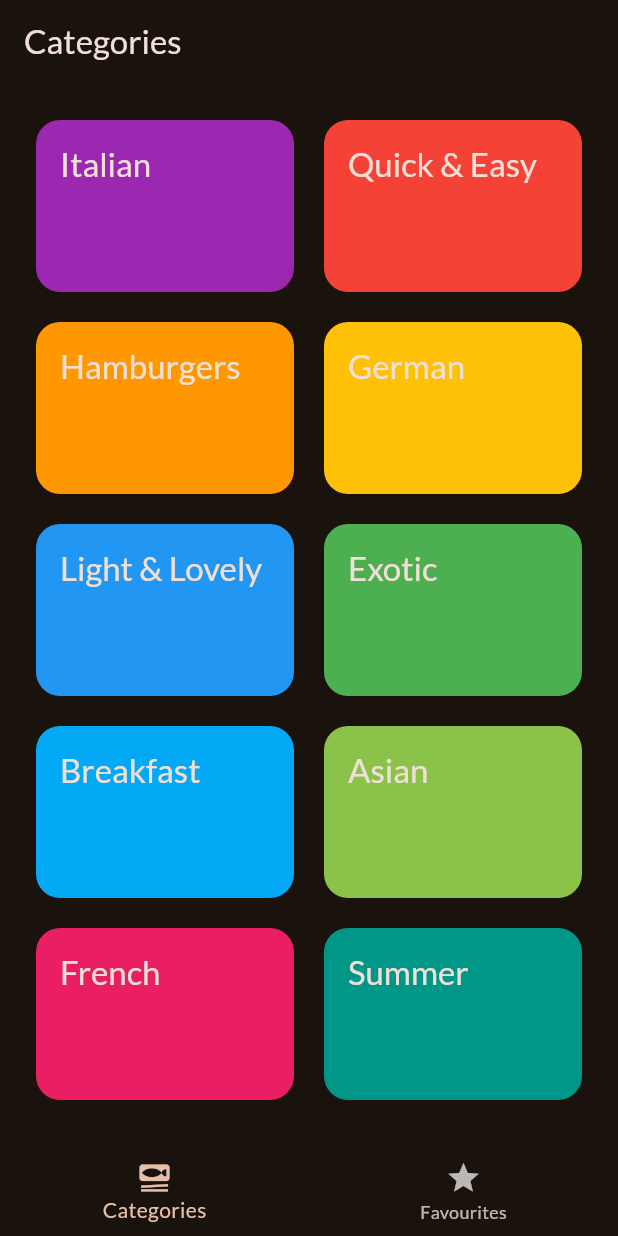
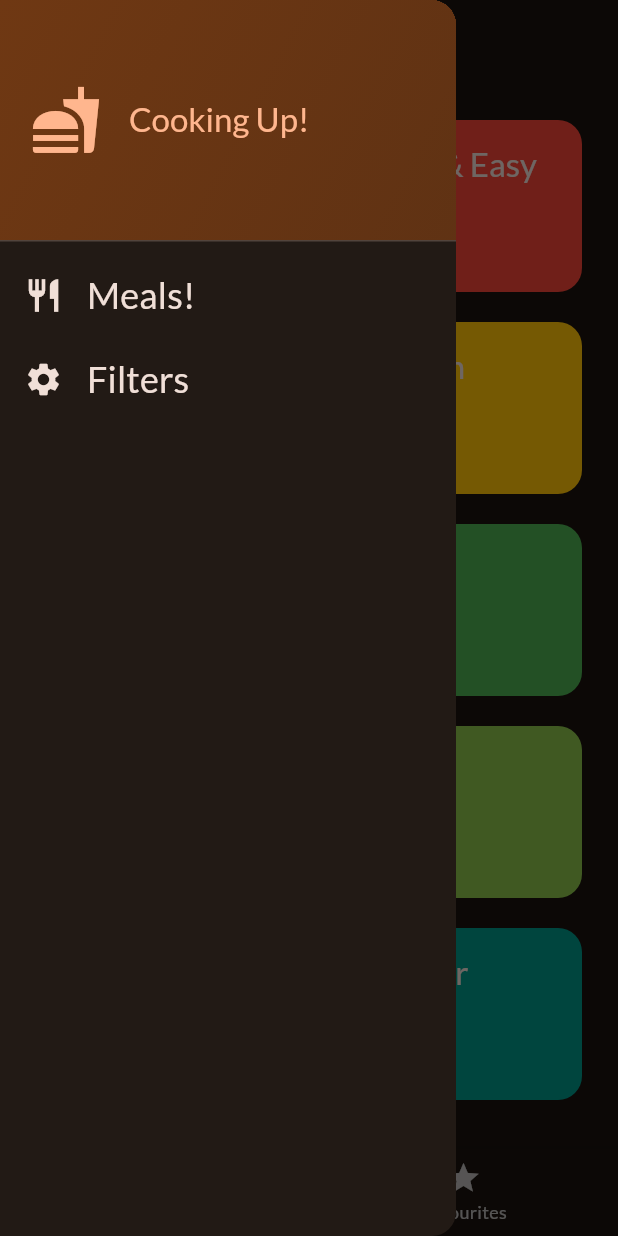
Before and after one commit to maxx-2345/Meals-App, a Flutter app: the screen it shows after launch, with the side drawer open (before the commit the screen has no drawer), on a phone screen of 412 x 824 dp. Run offline on Flutter 3.47's test engine with Material 3 defaults, Android fonts, the phone set to English and light mode, and no system bars; our stand-ins replace google_fonts, transparent_image.

Commit message:
add remaining code

```diff
--- /dev/null
+++ b/lib/widgets/main_drawer.dart
@@ -0,0 +1,80 @@
+import 'package:flutter/material.dart';
+
+class MainDrawer extends StatelessWidget {
+  const MainDrawer({super.key, required this.onSelectScreen});
+  final void Function(String identifier) onSelectScreen;
+
+  @override
+  Widget build(BuildContext context) {
+    return Drawer(
+      child: Column(
+        children: [
+          DrawerHeader(
+            padding: const EdgeInsets.all(20),
+            decoration: BoxDecoration(
+                gradient: LinearGradient(
+              colors: [
+                Theme.of(context).colorScheme.primaryContainer,
+                Theme.of(context)
+                    .colorScheme
+                    .primaryContainer
+                    .withValues(alpha: .8)
+              ],
+              begin: Alignment.topLeft,
+              end: Alignment.bottomRight,
+            )),
+            child: Row(
+              children: [
+                Icon(
+                  Icons.fastfood,
+                  size: 48,
+                  color: Theme.of(context).colorScheme.primary,
+                ),
+                const SizedBox(
+                  width: 18,
+                ),
+                Text(
+                  'Cooking Up!',
+                  style: Theme.of(context)
+                      .textTheme
+                      .titleLarge!
+                      .copyWith(color: Theme.of(context).colorScheme.primary),
+                ),
+              ],
+            ),
+          ),
+          ListTile(
+            leading: Icon(
+              Icons.restaurant,
+              size: 26,
+              color: Theme.of(context).colorScheme.onSurface,
+            ),
+            title: Text(
+              'Meals!',
+              style: Theme.of(context).textTheme.titleSmall!.copyWith(
+                  fontSize: 24, color: Theme.of(context).colorScheme.onSurface),
+            ),
+            onTap: () {
+              onSelectScreen('meals');
+            },
+          ),
+          ListTile(
+            leading: Icon(
+              Icons.settings,
+              size: 26,
+              color: Theme.of(context).colorScheme.onSurface,
+            ),
+            title: Text(
+              'Filters',
+              style: Theme.of(context).textTheme.titleSmall!.copyWith(
+                  fontSize: 24, color: Theme.of(context).colorScheme.onSurface),
+            ),
+            onTap: () {
+              onSelectScreen('filters');
+            },
+          ),
+        ],
+      ),
+    );
+  }
+}
```
Also changed, not shown: lib/screens/filters.dart (added, +47 -0 lines), lib/screens/meal_details.dart (+7 -1 lines), lib/screens/tabs.dart (+23 -0 lines), pubspec.lock, 125 other files.
